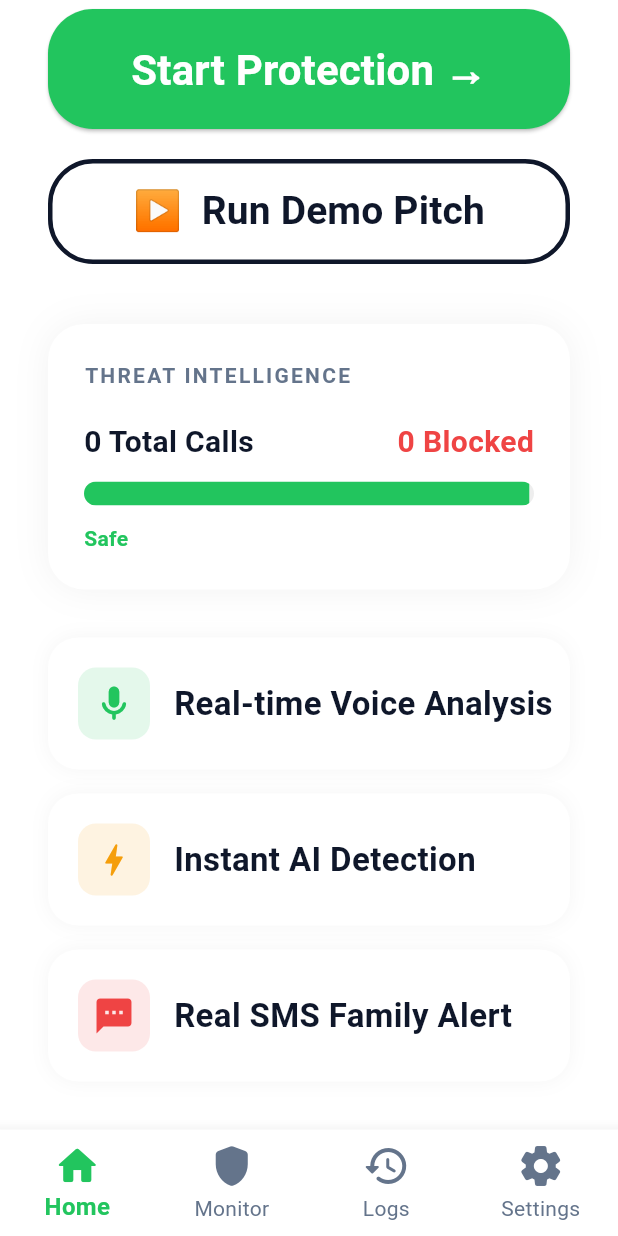
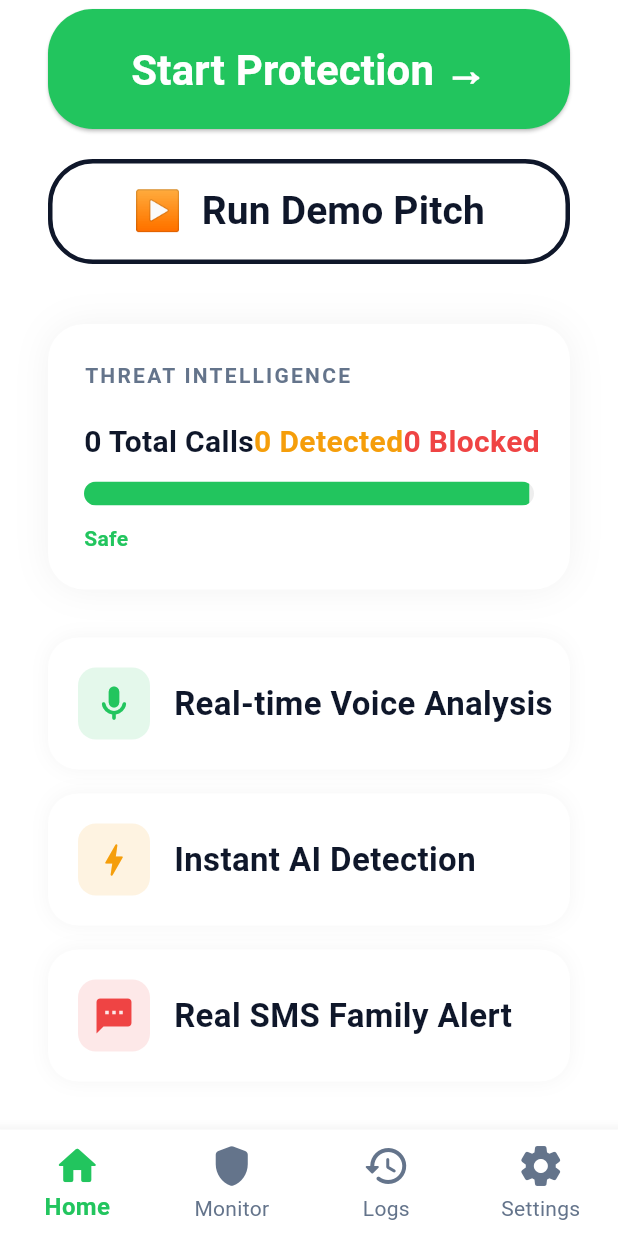
Before and after one commit to kp-abhijith/grandparent-guardian, a Flutter app: the screen it shows after launch, scrolled down 482 dp, on a phone screen of 412 x 824 dp. Run offline on Flutter 3.47's test engine with Material 3 defaults, Android fonts, the light colour scheme and no system bars; our stand-ins replace audioplayers, cloud_firestore, firebase_auth, firebase_core, permission_handler, speech_to_text and 1 more; accounts and stored records are empty; network calls fail.

Commit message:
block button

```diff
--- a/frontend_app/lib/screens/danger_screen.dart
+++ b/frontend_app/lib/screens/danger_screen.dart
@@ -6,6 +6,7 @@ class DangerScreen extends StatelessWidget {
   final String analysisResult;
   final VoidCallback onMute;
   final VoidCallback onAlertFamily;
+  final VoidCallback onBlock;
 
   const DangerScreen({
     super.key,
@@ -13,6 +14,7 @@ class DangerScreen extends StatelessWidget {
     required this.analysisResult,
     required this.onMute,
     required this.onAlertFamily,
+    required this.onBlock,
   });
 
   @override
@@ -50,6 +52,8 @@ class DangerScreen extends StatelessWidget {
             _bigButton('🔇  MUTE CALL',    kNavy,  onMute),
             const SizedBox(height: 20),
             _bigButton('🔔  ALERT FAMILY', kGreen, onAlertFamily),
+            const SizedBox(height: 20),
+            _bigButton('🚫  BLOCK CALLER', kDanger, onBlock),
           ],
         ),
       ),
--- a/frontend_app/lib/screens/home_tab.dart
+++ b/frontend_app/lib/screens/home_tab.dart
@@ -94,10 +94,11 @@ class HomeTab extends StatelessWidget {
       builder: (context, snap) {
         final docs = snap.data?.docs ?? [];
         final total = docs.length;
-        final blocked = docs.where((d) => d['danger'] == true).length;
-        final safeCalls = total - blocked;
+        final detected = docs.where((d) => d['danger'] == true).length;
+        final blocked = docs.where((d) => d['isBlocked'] == true).length;
+        final safeCalls = total - detected;
         final safeRatio = total == 0 ? 1.0 : safeCalls / total;
-        final scamRatio = total == 0 ? 0.0 : blocked / total;
+        final detectedRatio = total == 0 ? 0.0 : detected / total;
 
         return Container(
           padding: const EdgeInsets.all(24),
@@ -128,6 +129,11 @@ class HomeTab extends StatelessWidget {
                           fontSize: 20,
                           fontWeight: FontWeight.bold,
                           color: kNavy)),
+                  Text('$detected Detected',
+                      style: const TextStyle(
+                          fontSize: 20,
+                          fontWeight: FontWeight.bold,
+                          color: kGold)),
                   Text('$blocked Blocked',
                       style: const TextStyle(
                           fontSize: 20,
@@ -146,8 +152,8 @@ class HomeTab extends StatelessWidget {
                           flex: (safeRatio * 100).toInt(),
                           child: Container(color: kGreen)),
                       Expanded(
-                          flex: (scamRatio * 100).toInt(),
-                          child: Container(color: kDanger)),
+                          flex: (detectedRatio * 100).toInt(),
+                          child: Container(color: kGold)),
                       if (total == 0)
                         Expanded(
                             child: Container(
@@ -165,9 +171,9 @@ class HomeTab extends StatelessWidget {
                           color: kGreen,
                           fontWeight: FontWeight.bold)),
                   if (total > 0)
-                    const Text('Scam Risk',
+                    const Text('Scam Detected',
                         style: TextStyle(
-                            color: kDanger,
+                            color: kGold,
                             fontWeight: FontWeight.bold)),
                 ],
               ),
--- a/frontend_app/lib/screens/logs_tab.dart
+++ b/frontend_app/lib/screens/logs_tab.dart
@@ -24,7 +24,7 @@ class LogsTab extends StatelessWidget {
               stream: FirebaseFirestore.instance
                   .collection('scam_logs')
                   .where('userId', isEqualTo: userId)
-                  .where('danger', isEqualTo: true)
+                  .where('isBlocked', isEqualTo: true)
                   .snapshots(),
               builder: (context, snap) {
                 final count = snap.data?.docs.length ?? 0;
```
Also changed, not shown: frontend_app/lib/main.dart (+23 -1 lines), frontend_app/lib/services/firebase_service.dart (+17 -3 lines), frontend_app/lib/widgets/log_card.dart (+55 -35 lines).
